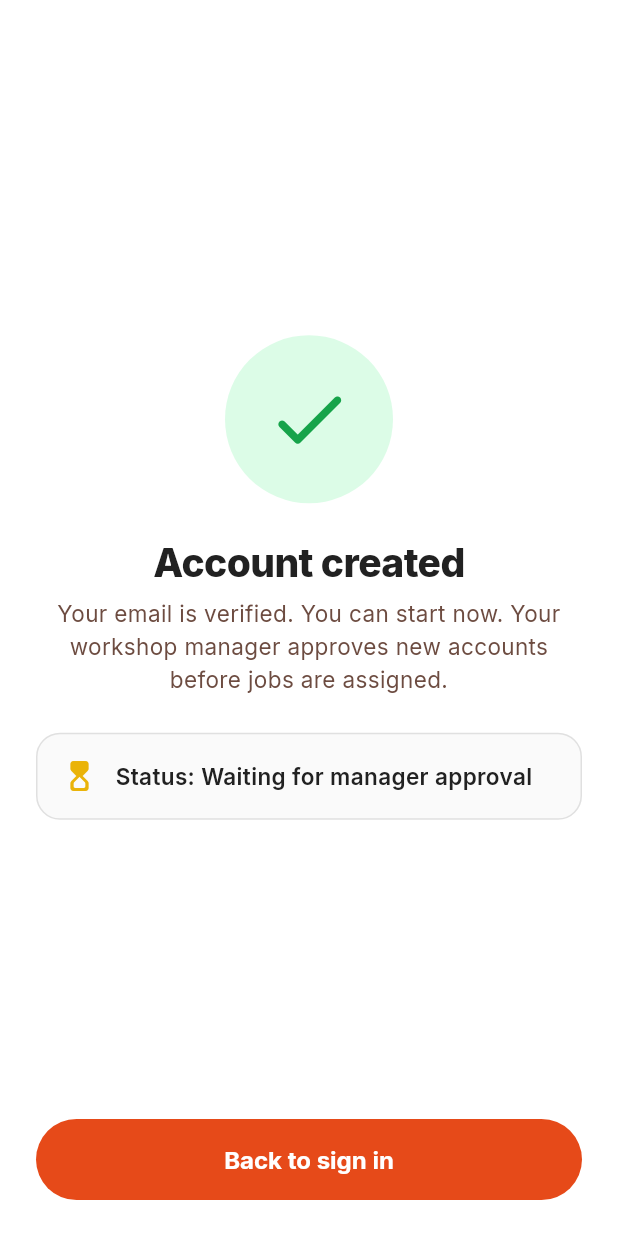
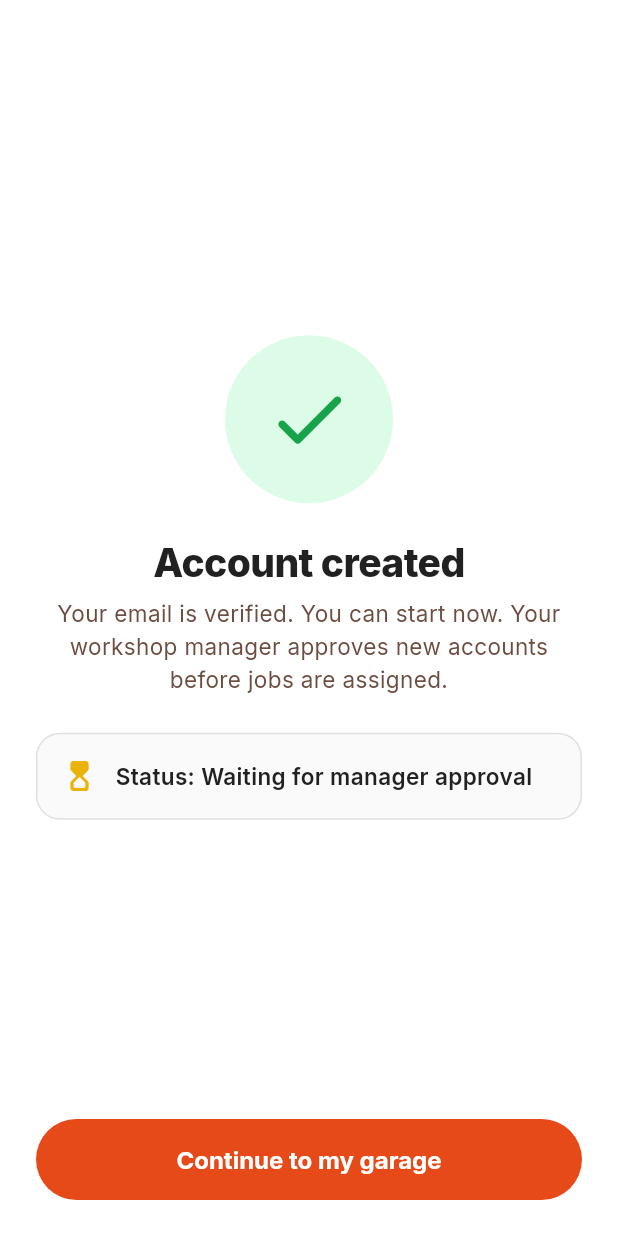
Before and after one commit to Pranitha0315/Fixora_GWM, a Flutter app: the _SuccessView screen opened directly with empty values, on a phone screen of 412 x 824 dp. Run offline on Flutter 3.47's test engine with Material 3 defaults, Android fonts, the phone set to English and light mode, and no system bars; our stand-ins replace dio, flutter_riverpod, flutter_secure_storage, go_router, image_picker, shared_preferences; accounts and stored records are empty.

Commit message:
Replace OTP success button with continue to garage

```diff
--- a/FixoraRev.Mechanic/lib/features/authentication/presentation/screens/otp_verification_screen.dart
+++ b/FixoraRev.Mechanic/lib/features/authentication/presentation/screens/otp_verification_screen.dart
@@ -13,8 +13,6 @@ import '../../../shell/presentation/main_shell.dart';
 import '../../../../core/di/app_services.dart';
 import '../../../quick_login/data/quick_login_store.dart';
 import '../../../quick_login/presentation/screens/quick_login_setup_screen.dart';
-import 'login_screen.dart';
-
 enum OtpPurpose { register, login }
 
 class OtpArgs {
@@ -155,7 +153,7 @@ class _OtpVerificationScreenState extends State<OtpVerificationScreen> {
 
   @override
   Widget build(BuildContext context) {
-    if (_verified) return _SuccessView(email: widget.email);
+    if (_verified) return _SuccessView(email: widget.email, onContinue: () => _goToGarage());
 
     return Scaffold(
       backgroundColor: AppColors.surface,
@@ -266,8 +264,9 @@ class _OtpVerificationScreenState extends State<OtpVerificationScreen> {
 }
 
 class _SuccessView extends StatelessWidget {
-  const _SuccessView({required this.email});
+  const _SuccessView({required this.email, required this.onContinue});
   final String email;
+  final VoidCallback onContinue;
 
   @override
   Widget build(BuildContext context) {
@@ -311,8 +310,8 @@ class _SuccessView extends StatelessWidget {
               ),
               const Spacer(),
               FilledButton(
-                onPressed: () => context.resetTo(LoginScreen(initialEmail: email)),
-                child: const Text('Back to sign in'),
+                onPressed: onContinue,
+                child: const Text('Continue to my garage'),
               ),
             ],
           ),
```
